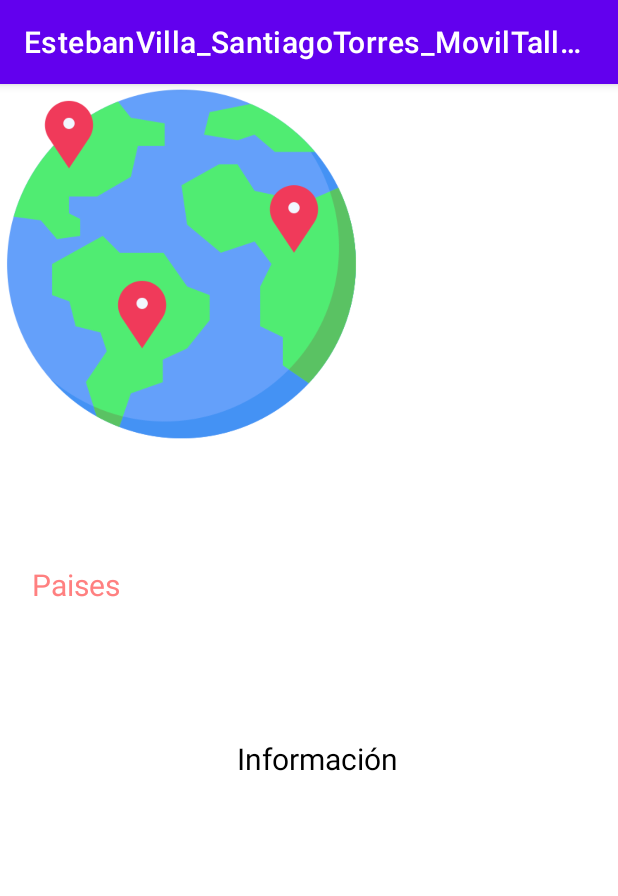
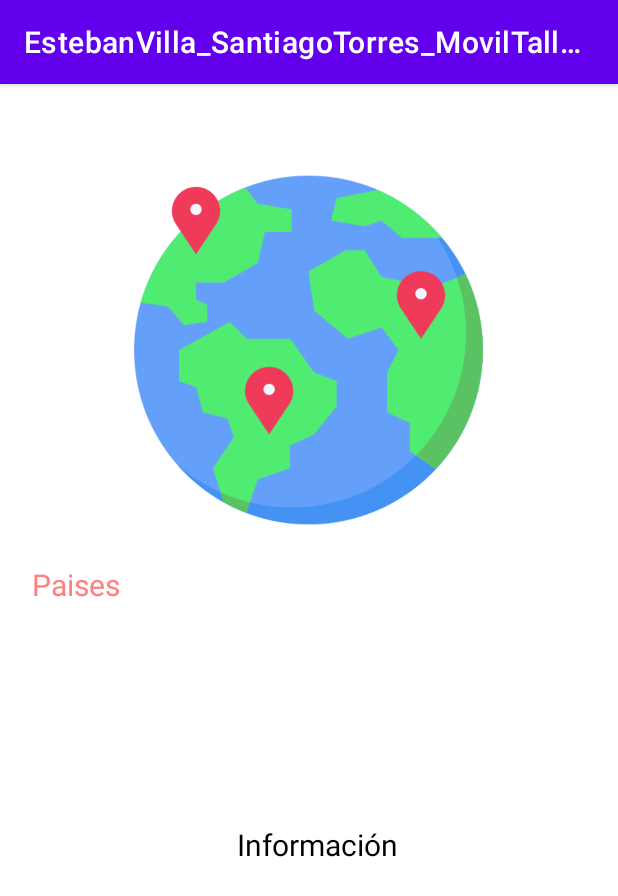
Before and after one commit to estebanvilla16/EstebanVilla_SantiagoTorres_MovilTaller1, an Android app: the Paises screen opened directly, with no data from a screen before it, on a phone screen of 412 x 824 dp. Shown: the top 896 px of the screen. Run offline under Robolectric (Android 15) with nearby library versions, the phone set to English and light mode, and no system bars.

Commit message:
Boton paises hace cambio de actividad

```diff
--- a/app/src/main/res/layout/activity_main.xml
+++ b/app/src/main/res/layout/activity_main.xml
@@ -81,7 +81,7 @@
         tools:layout_editor_absoluteX="3dp" />
 
     <Button
-        android:id="@+id/button4"
+        android:id="@+id/paises"
         android:layout_width="418dp"
         android:layout_height="42dp"
         android:layout_marginTop="31dp"
--- a/app/src/main/res/layout/activity_paises.xml
+++ b/app/src/main/res/layout/activity_paises.xml
@@ -10,9 +10,13 @@
         android:id="@+id/imageView"
         android:layout_width="242dp"
         android:layout_height="240dp"
-        app:srcCompat="@drawable/pin"
-        tools:layout_editor_absoluteX="84dp"
-        tools:layout_editor_absoluteY="57dp" />
+        android:layout_marginStart="84dp"
+        android:layout_marginTop="57dp"
+        android:layout_marginEnd="85dp"
+        app:layout_constraintEnd_toEndOf="parent"
+        app:layout_constraintStart_toStartOf="parent"
+        app:layout_constraintTop_toTopOf="parent"
+        app:srcCompat="@drawable/pin" />
 
     <Spinner
         android:id="@+id/spinner"
```
Also changed, not shown: app/src/main/java/com/example/estebanvilla_santiagotorres_moviltaller1/MainActivity.java (+11 -1 lines).
